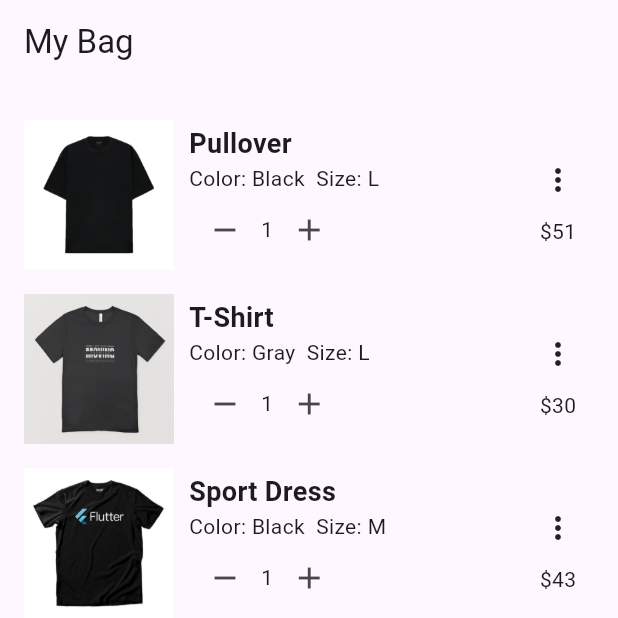
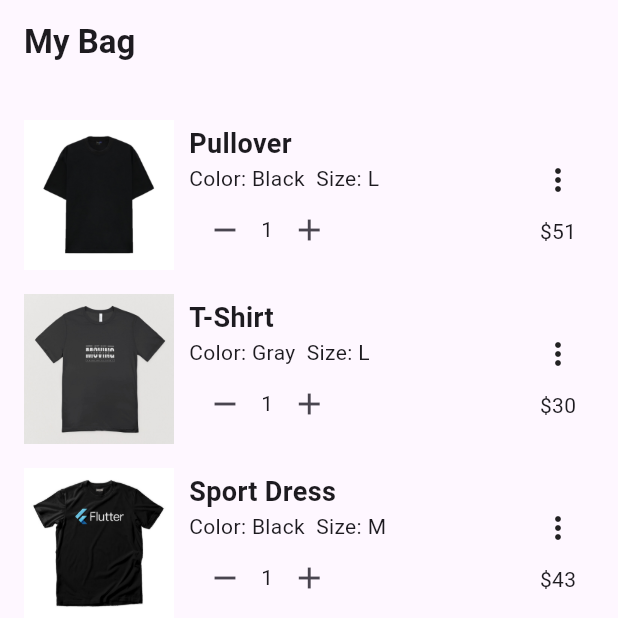
Before and after one commit to FazleRahat/assignment_M12, a Flutter app: the screen it shows after launch, on a phone screen of 412 x 824 dp, the top half of it. Run offline on Flutter 3.47's test engine with Material 3 defaults, Android fonts, the phone set to English and light mode, and no system bars.

Commit message:
appBar bolded

```diff
--- a/lib/main.dart
+++ b/lib/main.dart
@@ -45,7 +45,7 @@ class _MyBagScreenState extends State<MyBagScreen> {
   Widget build(BuildContext context) {
     return Scaffold(
       appBar: AppBar(
-        title: const Text("My Bag"),
+        title: const Text("My Bag", style: TextStyle(fontWeight: FontWeight.bold),),
         //backgroundColor: Colors.redAccent,
       ),
       body: Padding(
```
